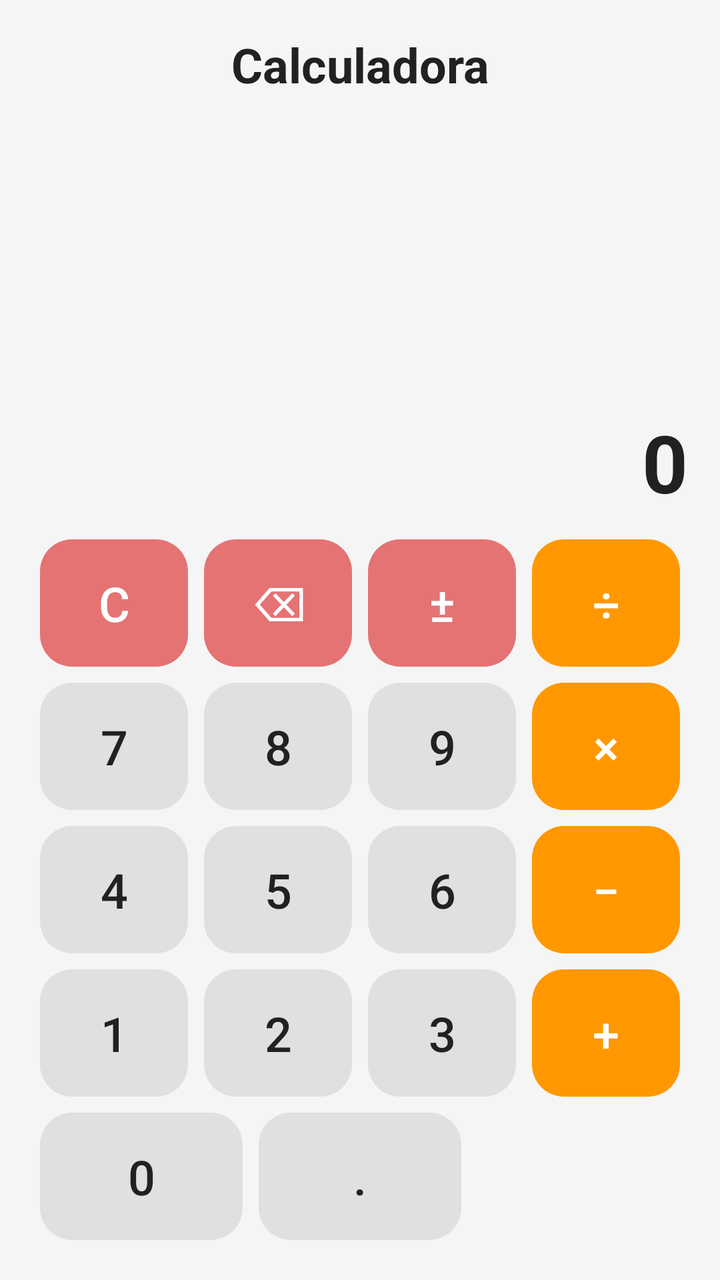
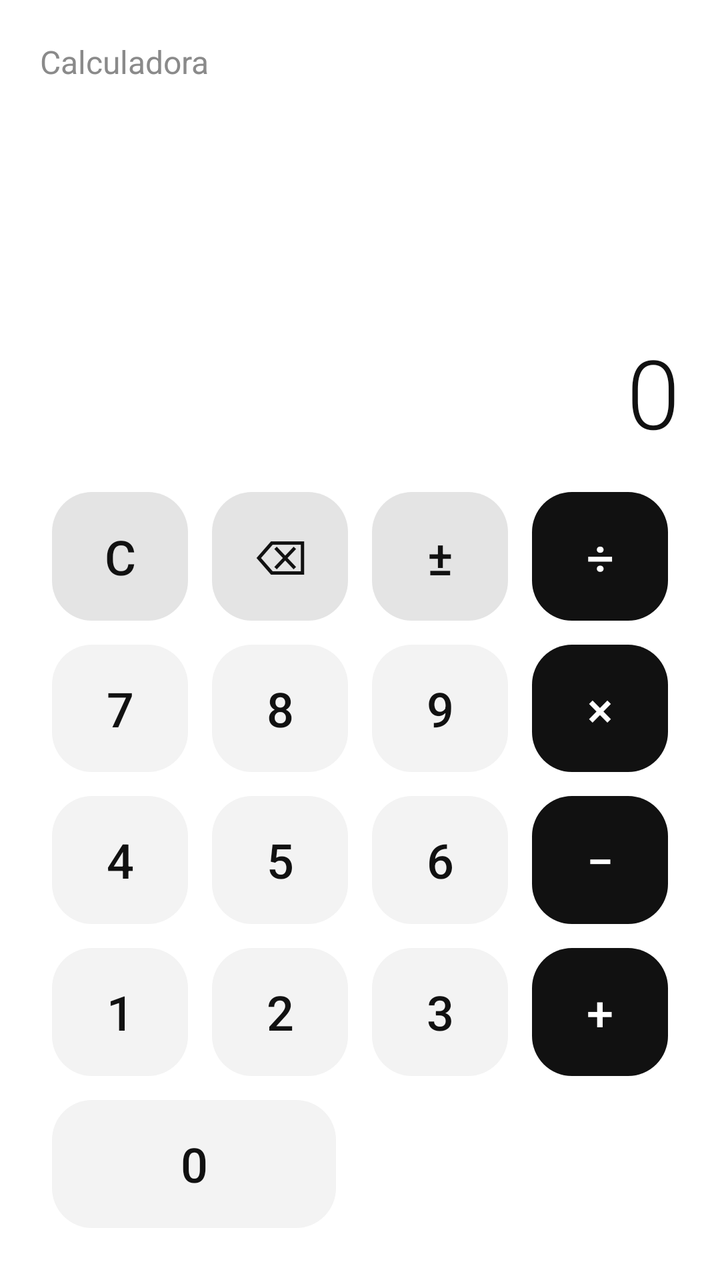

Screens rendered from an Android XML layout before and after an edit, with the pre-edit source and the edit as a unified diff.
<!-- AndroidManifest.xml: application theme Theme.Calculadora -->
<!-- res/layout/activity_main.xml -->
<?xml version="1.0" encoding="utf-8"?>
<LinearLayout xmlns:android="http://schemas.android.com/apk/res/android"
    xmlns:tools="http://schemas.android.com/tools"
    android:id="@+id/main"
    android:layout_width="match_parent"
    android:layout_height="match_parent"
    android:background="@color/fondo"
    android:orientation="vertical"
    android:padding="16dp"
    tools:context=".MainActivity">

    
    <TextView
        android:layout_width="match_parent"
        android:layout_height="wrap_content"
        android:gravity="center"
        android:text="@string/titulo"
        android:textColor="@color/texto_principal"
        android:textSize="24sp"
        android:textStyle="bold" />

    
    <ScrollView
        android:id="@+id/scrollHistorial"
        android:layout_width="match_parent"
        android:layout_height="120dp"
        android:layout_marginTop="8dp">

        <TextView
            android:id="@+id/tvHistorial"
            android:layout_width="match_parent"
            android:layout_height="wrap_content"
            android:gravity="end"
            android:textColor="@color/texto_secundario"
            android:textSize="16sp" />
    </ScrollView>

    
    <TextView
        android:id="@+id/tvExpresion"
        android:layout_width="match_parent"
        android:layout_height="wrap_content"
        android:gravity="end"
        android:minHeight="28dp"
        android:textColor="@color/texto_secundario"
        android:textSize="18sp" />

    
    <EditText
        android:id="@+id/etPantalla"
        android:layout_width="match_parent"
        android:layout_height="wrap_content"
        android:background="@android:color/transparent"
        android:contentDescription="@string/desc_pantalla"
        android:cursorVisible="false"
        android:focusable="true"
        android:gravity="end"
        android:importantForAutofill="no"
        android:inputType="none"
        android:maxLines="1"
        android:text="@string/cero"
        android:textColor="@color/texto_principal"
        android:textSize="40sp"
        android:textStyle="bold" />

    
    <TableLayout
        android:layout_width="match_parent"
        android:layout_height="0dp"
        android:layout_marginTop="8dp"
        android:layout_weight="1"
        android:stretchColumns="*">

        <TableRow
            android:layout_width="match_parent"
            android:layout_height="0dp"
            android:layout_weight="1">

            <Button
                android:id="@+id/btnLimpiar"
                style="@style/Boton.Accion"
                android:text="@string/limpiar"
                android:contentDescription="@string/desc_limpiar" />
            <Button
                android:id="@+id/btnBorrar"
                style="@style/Boton.Accion"
                android:text="@string/borrar"
                android:contentDescription="@string/desc_borrar" />
            <Button
                android:id="@+id/btnSigno"
                style="@style/Boton.Accion"
                android:text="@string/signo"
                android:contentDescription="@string/desc_signo" />
            <Button
                android:id="@+id/btnDividir"
                style="@style/Boton.Operador"
                android:text="@string/dividir"
                android:contentDescription="@string/desc_dividir" />
        </TableRow>

        <TableRow
            android:layout_width="match_parent"
            android:layout_height="0dp"
            android:layout_weight="1">

            <Button
                android:id="@+id/btn7"
                style="@style/Boton.Numero"
                android:text="@string/n7" />
            <Button
                android:id="@+id/btn8"
                style="@style/Boton.Numero"
                android:text="@string/n8" />
            <Button
                android:id="@+id/btn9"
                style="@style/Boton.Numero"
                android:text="@string/n9" />
            <Button
                android:id="@+id/btnMultiplicar"
                style="@style/Boton.Operador"
                android:text="@string/multiplicar"
                android:contentDescription="@string/desc_multiplicar" />
        </TableRow>

        <TableRow
            android:layout_width="match_parent"
            android:layout_height="0dp"
            android:layout_weight="1">

            <Button
                android:id="@+id/btn4"
                style="@style/Boton.Numero"
                android:text="@string/n4" />
            <Button
                android:id="@+id/btn5"
                style="@style/Boton.Numero"
                android:text="@string/n5" />
            <Button
                android:id="@+id/btn6"
                style="@style/Boton.Numero"
                android:text="@string/n6" />
            <Button
                android:id="@+id/btnRestar"
                style="@style/Boton.Operador"
                android:text="@string/restar"
                android:contentDescription="@string/desc_restar" />
        </TableRow>

        <TableRow
            android:layout_width="match_parent"
            android:layout_height="0dp"
            android:layout_weight="1">

            <Button
                android:id="@+id/btn1"
                style="@style/Boton.Numero"
                android:text="@string/n1" />
            <Button
                android:id="@+id/btn2"
                style="@style/Boton.Numero"
                android:text="@string/n2" />
            <Button
                android:id="@+id/btn3"
                style="@style/Boton.Numero"
                android:text="@string/n3" />
            <Button
                android:id="@+id/btnSumar"
                style="@style/Boton.Operador"
                android:text="@string/sumar"
                android:contentDescription="@string/desc_sumar" />
        </TableRow>

        <TableRow
            android:layout_width="match_parent"
            android:layout_height="0dp"
            android:layout_weight="1">

            <Button
                android:id="@+id/btn0"
                style="@style/Boton.Numero"
                android:text="@string/n0"
                android:layout_span="2" />
            <Button
                android:id="@+id/btnPunto"
                style="@style/Boton.Numero"
                android:text="@string/punto" />
            <Button
                android:id="@+id/btnIgual"
                style="@style/Boton.Igual"
                android:text="@string/igual"
                android:contentDescription="@string/desc_igual" />
        </TableRow>

    </TableLayout>
</LinearLayout>
<!-- resources referenced by this layout -->
<resources>
  <color name="fondo">#FFF5F5F5</color>
  <color name="texto_principal">#FF212121</color>
  <color name="texto_secundario">#FF757575</color>
  <string name="borrar">⌫</string>
  <string name="cero">0</string>
  <string name="desc_borrar">Borrar último carácter</string>
  <string name="desc_dividir">Dividir</string>
  <string name="desc_igual">Calcular resultado</string>
  <string name="desc_limpiar">Limpiar todo</string>
  <string name="desc_multiplicar">Multiplicar</string>
  <string name="desc_pantalla">Número actual o resultado</string>
  <string name="desc_restar">Restar</string>
  <string name="desc_signo">Cambiar signo</string>
  <string name="desc_sumar">Sumar</string>
  <string name="dividir">÷</string>
  <string name="igual">=</string>
  <string name="limpiar">C</string>
  <string name="multiplicar">×</string>
  <string name="n0">0</string>
  <string name="n1">1</string>
  <string name="n2">2</string>
  <string name="n3">3</string>
  <string name="n4">4</string>
  <string name="n5">5</string>
  <string name="n6">6</string>
  <string name="n7">7</string>
  <string name="n8">8</string>
  <string name="n9">9</string>
  <string name="punto">.</string>
  <string name="restar">−</string>
  <string name="signo">±</string>
  <string name="sumar">+</string>
  <string name="titulo">Calculadora</string>
  <style name="Boton.Accion">
          <item name="android:background">@drawable/bg_boton_accion</item>
          <item name="android:textColor">@color/white</item>
      </style>
  <style name="Boton.Igual">
          <item name="android:background">@drawable/bg_boton_igual</item>
          <item name="android:textColor">@color/white</item>
      </style>
  <style name="Boton.Numero">
          <item name="android:background">@drawable/bg_boton_numero</item>
          <item name="android:textColor">@color/numero_texto</item>
      </style>
  <style name="Boton.Operador">
          <item name="android:background">@drawable/bg_boton_operador</item>
          <item name="android:textColor">@color/white</item>
      </style>
  <style name="Theme.Calculadora" parent="Base.Theme.Calculadora" />
  <!-- drawable bg_boton_accion (drawable) -->
  <?xml version="1.0" encoding="utf-8"?>
  <shape xmlns:android="http://schemas.android.com/apk/res/android"
      android:shape="rectangle">
      <solid android:color="@color/accion_fondo" />
      <corners android:radius="16dp" />
  </shape>
  <color name="white">#FFFFFFFF</color>
  <!-- drawable bg_boton_igual (drawable) -->
  <?xml version="1.0" encoding="utf-8"?>
  <shape xmlns:android="http://schemas.android.com/apk/res/android"
      android:shape="rectangle">
      <solid android:color="@color/igual_fondo" />
      <corners android:radius="16dp" />
  </shape>
  <!-- drawable bg_boton_numero (drawable) -->
  <?xml version="1.0" encoding="utf-8"?>
  <shape xmlns:android="http://schemas.android.com/apk/res/android"
      android:shape="rectangle">
      <solid android:color="@color/numero_fondo" />
      <corners android:radius="16dp" />
  </shape>
  <color name="numero_texto">#FF212121</color>
  <!-- drawable bg_boton_operador (drawable) -->
  <?xml version="1.0" encoding="utf-8"?>
  <shape xmlns:android="http://schemas.android.com/apk/res/android"
      android:shape="rectangle">
      <solid android:color="@color/operador_fondo" />
      <corners android:radius="16dp" />
  </shape>
  <style name="Base.Theme.Calculadora" parent="Theme.Material3.DayNight.NoActionBar">
          
          
      </style>
  <color name="accion_fondo">#FFE57373</color>
  <color name="igual_fondo">#FF43A047</color>
  <color name="numero_fondo">#FFE0E0E0</color>
  <color name="operador_fondo">#FFFF9800</color>
</resources>

<!-- the commit's change to res/layout/activity_main.xml (unified diff, before → after) -->
@@ -6,69 +6,76 @@
     android:layout_height="match_parent"
     android:background="@color/fondo"
     android:orientation="vertical"
-    android:padding="16dp"
+    android:padding="20dp"
     tools:context=".MainActivity">
 
     
     <TextView
         android:layout_width="match_parent"
         android:layout_height="wrap_content"
-        android:gravity="center"
         android:text="@string/titulo"
-        android:textColor="@color/texto_principal"
-        android:textSize="24sp"
-        android:textStyle="bold" />
+        android:textColor="@color/texto_secundario"
+        android:textSize="16sp" />
 
     
-    <ScrollView
-        android:id="@+id/scrollHistorial"
+    <LinearLayout
         android:layout_width="match_parent"
-        android:layout_height="120dp"
-        android:layout_marginTop="8dp">
-
+        android:layout_height="0dp"
+        android:layout_weight="1"
+        android:gravity="bottom"
+        android:orientation="vertical">
+
+        
+        <ScrollView
+            android:id="@+id/scrollHistorial"
+            android:layout_width="match_parent"
+            android:layout_height="90dp">
+
+            <TextView
+                android:id="@+id/tvHistorial"
+                android:layout_width="match_parent"
+                android:layout_height="wrap_content"
+                android:gravity="end"
+                android:textColor="@color/texto_secundario"
+                android:textSize="14sp" />
+        </ScrollView>
+
+        
         <TextView
-            android:id="@+id/tvHistorial"
+            android:id="@+id/tvExpresion"
             android:layout_width="match_parent"
             android:layout_height="wrap_content"
+            android:layout_marginTop="8dp"
             android:gravity="end"
+            android:minHeight="28dp"
             android:textColor="@color/texto_secundario"
-            android:textSize="16sp" />
-    </ScrollView>
-
-    
-    <TextView
-        android:id="@+id/tvExpresion"
-        android:layout_width="match_parent"
-        android:layout_height="wrap_content"
-        android:gravity="end"
-        android:minHeight="28dp"
-        android:textColor="@color/texto_secundario"
-        android:textSize="18sp" />
-
-    
-    <EditText
-        android:id="@+id/etPantalla"
-        android:layout_width="match_parent"
-        android:layout_height="wrap_content"
-        android:background="@android:color/transparent"
-        android:contentDescription="@string/desc_pantalla"
-        android:cursorVisible="false"
-        android:focusable="true"
-        android:gravity="end"
-        android:importantForAutofill="no"
-        android:inputType="none"
-        android:maxLines="1"
-        android:text="@string/cero"
-        android:textColor="@color/texto_principal"
-        android:textSize="40sp"
-        android:textStyle="bold" />
+            android:textSize="18sp" />
+
+        
+        <EditText
+            android:id="@+id/etPantalla"
+            android:layout_width="match_parent"
+            android:layout_height="wrap_content"
+            android:background="@android:color/transparent"
+            android:contentDescription="@string/desc_pantalla"
+            android:cursorVisible="false"
+            android:focusable="true"
+            android:fontFamily="sans-serif-light"
+            android:gravity="end"
+            android:importantForAutofill="no"
+            android:inputType="none"
+            android:maxLines="1"
+            android:padding="0dp"
+            android:text="@string/cero"
+            android:textColor="@color/texto_principal"
+            android:textSize="48sp" />
+    </LinearLayout>
 
     
     <TableLayout
         android:layout_width="match_parent"
-        android:layout_height="0dp"
-        android:layout_marginTop="8dp"
-        android:layout_weight="1"
+        android:layout_height="380dp"
+        android:layout_marginTop="12dp"
         android:stretchColumns="*">
 
         <TableRow
@@ -79,23 +86,26 @@
             <Button
                 android:id="@+id/btnLimpiar"
                 style="@style/Boton.Accion"
-                android:text="@string/limpiar"
-                android:contentDescription="@string/desc_limpiar" />
+                android:contentDescription="@string/desc_limpiar"
+                android:text="@string/limpiar" />
+
             <Button
                 android:id="@+id/btnBorrar"
                 style="@style/Boton.Accion"
-                android:text="@string/borrar"
-                android:contentDescription="@string/desc_borrar" />
+                android:contentDescription="@string/desc_borrar"
+                android:text="@string/borrar" />
+
             <Button
                 android:id="@+id/btnSigno"
                 style="@style/Boton.Accion"
-                android:text="@string/signo"
-                android:contentDescription="@string/desc_signo" />
+                android:contentDescription="@string/desc_signo"
+                android:text="@string/signo" />
+
             <Button
                 android:id="@+id/btnDividir"
                 style="@style/Boton.Operador"
-                android:text="@string/dividir"
-                android:contentDescription="@string/desc_dividir" />
+                android:contentDescription="@string/desc_dividir"
+                android:text="@string/dividir" />
         </TableRow>
 
         <TableRow
@@ -107,19 +117,22 @@
                 android:id="@+id/btn7"
                 style="@style/Boton.Numero"
                 android:text="@string/n7" />
+
             <Button
                 android:id="@+id/btn8"
                 style="@style/Boton.Numero"
                 android:text="@string/n8" />
+
             <Button
                 android:id="@+id/btn9"
                 style="@style/Boton.Numero"
                 android:text="@string/n9" />
+
             <Button
                 android:id="@+id/btnMultiplicar"
                 style="@style/Boton.Operador"
-                android:text="@string/multiplicar"
-                android:contentDescription="@string/desc_multiplicar" />
+                android:contentDescription="@string/desc_multiplicar"
+                android:text="@string/multiplicar" />
         </TableRow>
 
         <TableRow
@@ -131,19 +144,22 @@
                 android:id="@+id/btn4"
                 style="@style/Boton.Numero"
                 android:text="@string/n4" />
+
             <Button
                 android:id="@+id/btn5"
                 style="@style/Boton.Numero"
                 android:text="@string/n5" />
+
             <Button
                 android:id="@+id/btn6"
                 style="@style/Boton.Numero"
                 android:text="@string/n6" />
+
             <Button
                 android:id="@+id/btnRestar"
                 style="@style/Boton.Operador"
-                android:text="@string/restar"
-                android:contentDescription="@string/desc_restar" />
+                android:contentDescription="@string/desc_restar"
+                android:text="@string/restar" />
         </TableRow>
 
         <TableRow
@@ -155,21 +171,25 @@
                 android:id="@+id/btn1"
                 style="@style/Boton.Numero"
                 android:text="@string/n1" />
+
             <Button
                 android:id="@+id/btn2"
                 style="@style/Boton.Numero"
                 android:text="@string/n2" />
+
             <Button
                 android:id="@+id/btn3"
                 style="@style/Boton.Numero"
                 android:text="@string/n3" />
+
             <Button
                 android:id="@+id/btnSumar"
                 style="@style/Boton.Operador"
-                android:text="@string/sumar"
-                android:contentDescription="@string/desc_sumar" />
-        </TableRow>
-
+                android:contentDescription="@string/desc_sumar"
+                android:text="@string/sumar" />
+        </TableRow>
+
+        
         <TableRow
             android:layout_width="match_parent"
             android:layout_height="0dp"
@@ -178,17 +198,20 @@
             <Button
                 android:id="@+id/btn0"
                 style="@style/Boton.Numero"
-                android:text="@string/n0"
-                android:layout_span="2" />
+                android:layout_span="2"
+                android:layout_weight="2"
+                android:text="@string/n0" />
+
             <Button
                 android:id="@+id/btnPunto"
                 style="@style/Boton.Numero"
                 android:text="@string/punto" />
+
             <Button
                 android:id="@+id/btnIgual"
                 style="@style/Boton.Igual"
-                android:text="@string/igual"
-                android:contentDescription="@string/desc_igual" />
+                android:contentDescription="@string/desc_igual"
+                android:text="@string/igual" />
         </TableRow>
 
     </TableLayout>
<!-- resource entries referenced after the edit -->
@@ -1,8 +1,8 @@
 <!-- resources referenced by this layout -->
 <resources>
-  <color name="fondo">#FFF5F5F5</color>
-  <color name="texto_principal">#FF212121</color>
-  <color name="texto_secundario">#FF757575</color>
+  <color name="fondo">#FFFFFFFF</color>
+  <color name="texto_principal">#FF111111</color>
+  <color name="texto_secundario">#FF8A8A8A</color>
   <string name="borrar">⌫</string>
   <string name="cero">0</string>
   <string name="desc_borrar">Borrar último carácter</string>
@@ -35,7 +35,7 @@
   <string name="titulo">Calculadora</string>
   <style name="Boton.Accion">
           <item name="android:background">@drawable/bg_boton_accion</item>
-          <item name="android:textColor">@color/white</item>
+          <item name="android:textColor">@color/texto_principal</item>
       </style>
   <style name="Boton.Igual">
           <item name="android:background">@drawable/bg_boton_igual</item>
@@ -43,7 +43,7 @@
       </style>
   <style name="Boton.Numero">
           <item name="android:background">@drawable/bg_boton_numero</item>
-          <item name="android:textColor">@color/numero_texto</item>
+          <item name="android:textColor">@color/texto_principal</item>
       </style>
   <style name="Boton.Operador">
           <item name="android:background">@drawable/bg_boton_operador</item>
@@ -55,38 +55,37 @@
   <shape xmlns:android="http://schemas.android.com/apk/res/android"
       android:shape="rectangle">
       <solid android:color="@color/accion_fondo" />
-      <corners android:radius="16dp" />
+      <corners android:radius="20dp" />
   </shape>
   <color name="white">#FFFFFFFF</color>
   <!-- drawable bg_boton_igual (drawable) -->
   <?xml version="1.0" encoding="utf-8"?>
   <shape xmlns:android="http://schemas.android.com/apk/res/android"
       android:shape="rectangle">
-      <solid android:color="@color/igual_fondo" />
-      <corners android:radius="16dp" />
+      <solid android:color="@color/acento" />
+      <corners android:radius="20dp" />
   </shape>
   <!-- drawable bg_boton_numero (drawable) -->
   <?xml version="1.0" encoding="utf-8"?>
   <shape xmlns:android="http://schemas.android.com/apk/res/android"
       android:shape="rectangle">
       <solid android:color="@color/numero_fondo" />
-      <corners android:radius="16dp" />
+      <corners android:radius="20dp" />
   </shape>
-  <color name="numero_texto">#FF212121</color>
   <!-- drawable bg_boton_operador (drawable) -->
   <?xml version="1.0" encoding="utf-8"?>
   <shape xmlns:android="http://schemas.android.com/apk/res/android"
       android:shape="rectangle">
       <solid android:color="@color/operador_fondo" />
-      <corners android:radius="16dp" />
+      <corners android:radius="20dp" />
   </shape>
   <style name="Base.Theme.Calculadora" parent="Theme.Material3.DayNight.NoActionBar">
           
           
       </style>
-  <color name="accion_fondo">#FFE57373</color>
-  <color name="igual_fondo">#FF43A047</color>
-  <color name="numero_fondo">#FFE0E0E0</color>
-  <color name="operador_fondo">#FFFF9800</color>
+  <color name="accion_fondo">#FFE4E4E4</color>
+  <color name="acento">#FF2563EB</color>
+  <color name="numero_fondo">#FFF3F3F3</color>
+  <color name="operador_fondo">#FF111111</color>
 </resources>
 
